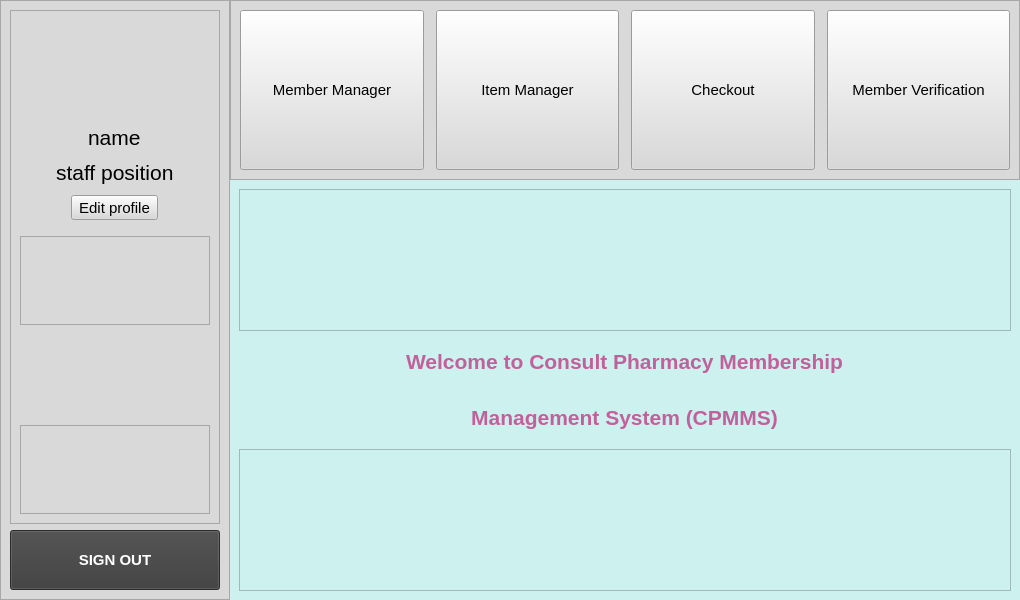
Qt form CPMMS_software/ui/memberVerificationScreen.ui (yomatashi/CPMMS) before a commit.
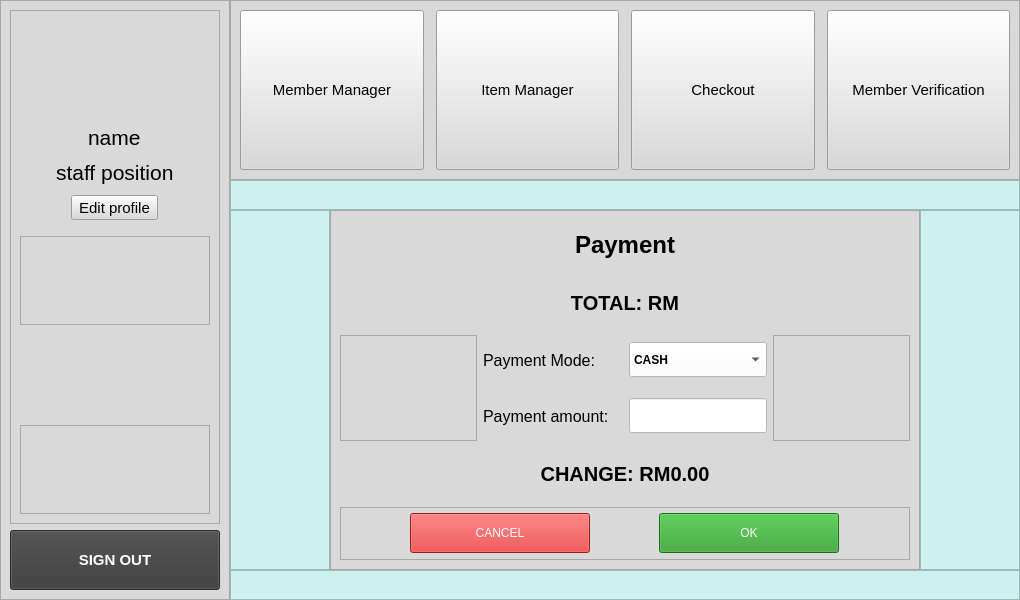
The same form after that commit. The open tabs and pages were chosen to show the change. Icons and pictures are not drawn.

Commit message: checkout screen with member pts use

The edit to the form file:
```diff
--- a/CPMMS_software/ui/memberVerificationScreen.ui
+++ b/CPMMS_software/ui/memberVerificationScreen.ui
@@ -3085,6 +3085,377 @@
       <zorder>frame_41</zorder>
       <zorder>frame_43</zorder>
      </widget>
+     <widget class="QWidget" name="payment">
+      <layout class="QGridLayout" name="gridLayout_12">
+       <property name="leftMargin">
+        <number>0</number>
+       </property>
+       <property name="topMargin">
+        <number>0</number>
+       </property>
+       <property name="rightMargin">
+        <number>0</number>
+       </property>
+       <property name="bottomMargin">
+        <number>0</number>
+       </property>
+       <property name="spacing">
+        <number>0</number>
+       </property>
+       <item row="1" column="0">
+        <widget class="QFrame" name="frame_50">
+         <property name="sizePolicy">
+          <sizepolicy hsizetype="MinimumExpanding" vsizetype="Preferred">
+           <horstretch>0</horstretch>
+           <verstretch>0</verstretch>
+          </sizepolicy>
+         </property>
+         <property name="maximumSize">
+          <size>
+           <width>100</width>
+           <height>16777215</height>
+          </size>
+         </property>
+         <property name="frameShape">
+          <enum>QFrame::StyledPanel</enum>
+         </property>
+         <property name="frameShadow">
+          <enum>QFrame::Raised</enum>
+         </property>
+        </widget>
+       </item>
+       <item row="0" column="0" colspan="3">
+        <widget class="QFrame" name="frame_48">
+         <property name="maximumSize">
+          <size>
+           <width>16777215</width>
+           <height>30</height>
+          </size>
+         </property>
+         <property name="frameShape">
+          <enum>QFrame::StyledPanel</enum>
+         </property>
+         <property name="frameShadow">
+          <enum>QFrame::Raised</enum>
+         </property>
+        </widget>
+       </item>
+       <item row="1" column="2">
+        <widget class="QFrame" name="frame_51">
+         <property name="sizePolicy">
+          <sizepolicy hsizetype="MinimumExpanding" vsizetype="Preferred">
+           <horstretch>0</horstretch>
+           <verstretch>0</verstretch>
+          </sizepolicy>
+         </property>
+         <property name="maximumSize">
+          <size>
+           <width>100</width>
+           <height>16777215</height>
+          </size>
+         </property>
+         <property name="frameShape">
+          <enum>QFrame::StyledPanel</enum>
+         </property>
+         <property name="frameShadow">
+          <enum>QFrame::Raised</enum>
+         </property>
+        </widget>
+       </item>
+       <item row="2" column="0" colspan="3">
+        <widget class="QFrame" name="frame_49">
+         <property name="maximumSize">
+          <size>
+           <width>16777215</width>
+           <height>30</height>
+          </size>
+         </property>
+         <property name="frameShape">
+          <enum>QFrame::StyledPanel</enum>
+         </property>
+         <property name="frameShadow">
+          <enum>QFrame::Raised</enum>
+         </property>
+        </widget>
+       </item>
+       <item row="1" column="1">
+        <widget class="QFrame" name="frame_47">
+         <property name="styleSheet">
+          <string notr="true">background-color: rgba(217,217,217,255)</string>
+         </property>
+         <property name="frameShape">
+          <enum>QFrame::StyledPanel</enum>
+         </property>
+         <property name="frameShadow">
+          <enum>QFrame::Raised</enum>
+         </property>
+         <layout class="QGridLayout" name="gridLayout_13">
+          <item row="0" column="0" colspan="4" alignment="Qt::AlignHCenter">
+           <widget class="QLabel" name="label_24">
+            <property name="sizePolicy">
+             <sizepolicy hsizetype="Fixed" vsizetype="Fixed">
+              <horstretch>0</horstretch>
+              <verstretch>0</verstretch>
+             </sizepolicy>
+            </property>
+            <property name="maximumSize">
+             <size>
+              <width>925</width>
+              <height>50</height>
+             </size>
+            </property>
+            <property name="sizeIncrement">
+             <size>
+              <width>0</width>
+              <height>0</height>
+             </size>
+            </property>
+            <property name="styleSheet">
+             <string notr="true"/>
+            </property>
+            <property name="text">
+             <string>&lt;html&gt;&lt;head/&gt;&lt;body&gt;&lt;p&gt;&lt;span style=&quot; font-size:18pt; font-weight:600;&quot;&gt;Payment&lt;/span&gt;&lt;/p&gt;&lt;/body&gt;&lt;/html&gt;</string>
+            </property>
+            <property name="textFormat">
+             <enum>Qt::AutoText</enum>
+            </property>
+            <property name="alignment">
+             <set>Qt::AlignCenter</set>
+            </property>
+           </widget>
+          </item>
+          <item row="1" column="0" colspan="4">
+           <widget class="QLabel" name="lbl_total_pymnt">
+            <property name="font">
+             <font>
+              <pointsize>15</pointsize>
+              <weight>75</weight>
+              <bold>true</bold>
+             </font>
+            </property>
+            <property name="text">
+             <string>TOTAL: RM</string>
+            </property>
+            <property name="alignment">
+             <set>Qt::AlignCenter</set>
+            </property>
+           </widget>
+          </item>
+          <item row="2" column="0" rowspan="2">
+           <widget class="QFrame" name="frame_53">
+            <property name="sizePolicy">
+             <sizepolicy hsizetype="Expanding" vsizetype="Preferred">
+              <horstretch>0</horstretch>
+              <verstretch>0</verstretch>
+             </sizepolicy>
+            </property>
+            <property name="frameShape">
+             <enum>QFrame::StyledPanel</enum>
+            </property>
+            <property name="frameShadow">
+             <enum>QFrame::Raised</enum>
+            </property>
+           </widget>
+          </item>
+          <item row="2" column="1">
+           <widget class="QLabel" name="label_26">
+            <property name="minimumSize">
+             <size>
+              <width>140</width>
+              <height>50</height>
+             </size>
+            </property>
+            <property name="font">
+             <font>
+              <pointsize>12</pointsize>
+              <weight>50</weight>
+              <bold>false</bold>
+             </font>
+            </property>
+            <property name="text">
+             <string>Payment Mode:</string>
+            </property>
+           </widget>
+          </item>
+          <item row="2" column="2">
+           <widget class="QComboBox" name="comboBox">
+            <property name="minimumSize">
+             <size>
+              <width>0</width>
+              <height>35</height>
+             </size>
+            </property>
+            <property name="font">
+             <font>
+              <weight>75</weight>
+              <bold>true</bold>
+             </font>
+            </property>
+            <property name="styleSheet">
+             <string notr="true">background-color: rgb(255, 255, 255)</string>
+            </property>
+            <item>
+             <property name="text">
+              <string>CASH</string>
+             </property>
+            </item>
+            <item>
+             <property name="text">
+              <string>ONLINE</string>
+             </property>
+            </item>
+           </widget>
+          </item>
+          <item row="2" column="3" rowspan="2">
+           <widget class="QFrame" name="frame_54">
+            <property name="sizePolicy">
+             <sizepolicy hsizetype="Expanding" vsizetype="Preferred">
+              <horstretch>0</horstretch>
+              <verstretch>0</verstretch>
+             </sizepolicy>
+            </property>
+            <property name="frameShape">
+             <enum>QFrame::StyledPanel</enum>
+            </property>
+            <property name="frameShadow">
+             <enum>QFrame::Raised</enum>
+            </property>
+           </widget>
+          </item>
+          <item row="3" column="1">
+           <widget class="QLabel" name="label_27">
+            <property name="minimumSize">
+             <size>
+              <width>140</width>
+              <height>50</height>
+             </size>
+            </property>
+            <property name="font">
+             <font>
+              <pointsize>12</pointsize>
+              <weight>50</weight>
+              <bold>false</bold>
+             </font>
+            </property>
+            <property name="text">
+             <string>Payment amount:</string>
+            </property>
+           </widget>
+          </item>
+          <item row="3" column="2">
+           <widget class="QLineEdit" name="lineEdit_2">
+            <property name="minimumSize">
+             <size>
+              <width>0</width>
+              <height>35</height>
+             </size>
+            </property>
+            <property name="styleSheet">
+             <string notr="true">background-color: rgb(255, 255, 255)</string>
+            </property>
+           </widget>
+          </item>
+          <item row="4" column="0" colspan="4">
+           <widget class="QLabel" name="label_28">
+            <property name="font">
+             <font>
+              <pointsize>15</pointsize>
+              <weight>75</weight>
+              <bold>true</bold>
+             </font>
+            </property>
+            <property name="text">
+             <string>CHANGE: RM0.00</string>
+            </property>
+            <property name="alignment">
+             <set>Qt::AlignCenter</set>
+            </property>
+           </widget>
+          </item>
+          <item row="5" column="0" colspan="4">
+           <widget class="QFrame" name="frame_52">
+            <property name="frameShape">
+             <enum>QFrame::StyledPanel</enum>
+            </property>
+            <property name="frameShadow">
+             <enum>QFrame::Raised</enum>
+            </property>
+            <layout class="QHBoxLayout" name="horizontalLayout_5">
+             <property name="spacing">
+              <number>0</number>
+             </property>
+             <property name="leftMargin">
+              <number>0</number>
+             </property>
+             <property name="topMargin">
+              <number>0</number>
+             </property>
+             <property name="rightMargin">
+              <number>0</number>
+             </property>
+             <property name="bottomMargin">
+              <number>0</number>
+             </property>
+             <item>
+              <widget class="QPushButton" name="btn_cancel_pymnt">
+               <property name="maximumSize">
+                <size>
+                 <width>180</width>
+                 <height>40</height>
+                </size>
+               </property>
+               <property name="styleSheet">
+                <string notr="true">background-color: rgba(215,41,41,255);
+color: rgb(255, 255, 255);</string>
+               </property>
+               <property name="text">
+                <string>CANCEL</string>
+               </property>
+               <property name="icon">
+                <iconset resource="../resources.qrc">
+                 <normaloff>:/icons/x.svg</normaloff>:/icons/x.svg</iconset>
+               </property>
+              </widget>
+             </item>
+             <item>
+              <widget class="QPushButton" name="btn_ok_pymnt">
+               <property name="maximumSize">
+                <size>
+                 <width>180</width>
+                 <height>40</height>
+                </size>
+               </property>
+               <property name="styleSheet">
+                <string notr="true">background-color: rgba(41,156,39,255);
+color: rgb(255, 255, 255);</string>
+               </property>
+               <property name="text">
+                <string>OK</string>
+               </property>
+               <property name="icon">
+                <iconset resource="../resources.qrc">
+                 <normaloff>:/icons/check.svg</normaloff>:/icons/check.svg</iconset>
+               </property>
+              </widget>
+             </item>
+            </layout>
+           </widget>
+          </item>
+         </layout>
+         <zorder>frame_52</zorder>
+         <zorder>label_24</zorder>
+         <zorder>lbl_total_pymnt</zorder>
+         <zorder>comboBox</zorder>
+         <zorder>label_26</zorder>
+         <zorder>label_27</zorder>
+         <zorder>lineEdit_2</zorder>
+         <zorder>label_28</zorder>
+         <zorder>frame_53</zorder>
+         <zorder>frame_54</zorder>
+        </widget>
+       </item>
+      </layout>
+     </widget>
     </widget>
    </item>
   </layout>
```
The commit also changes 9 other files.
